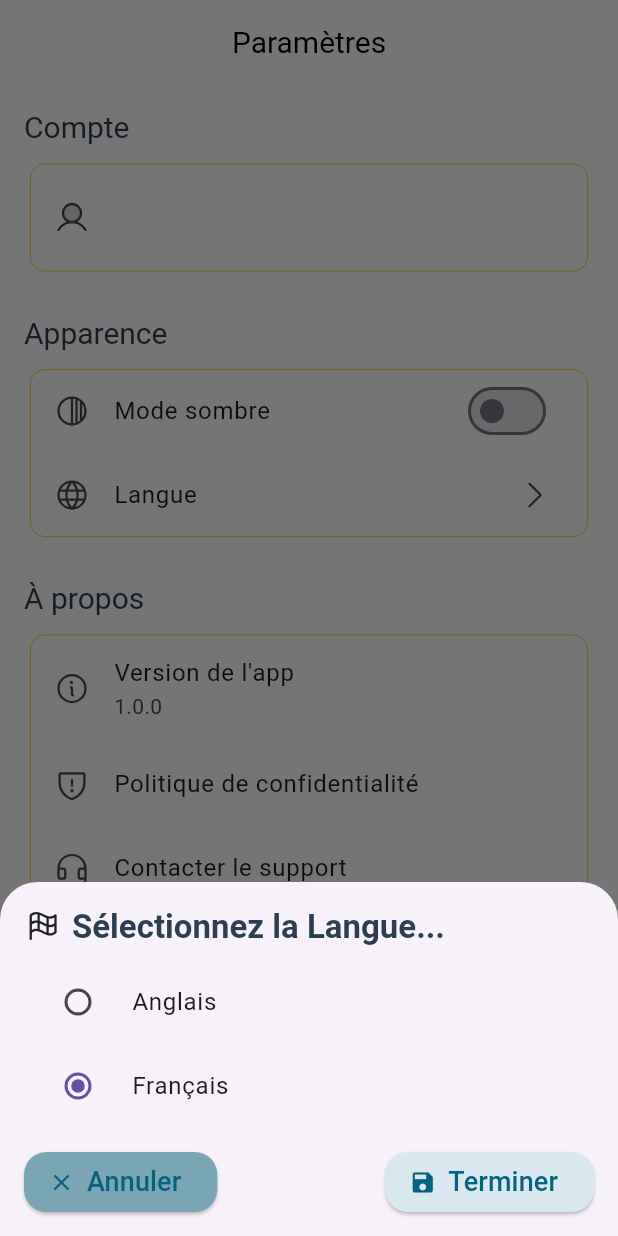
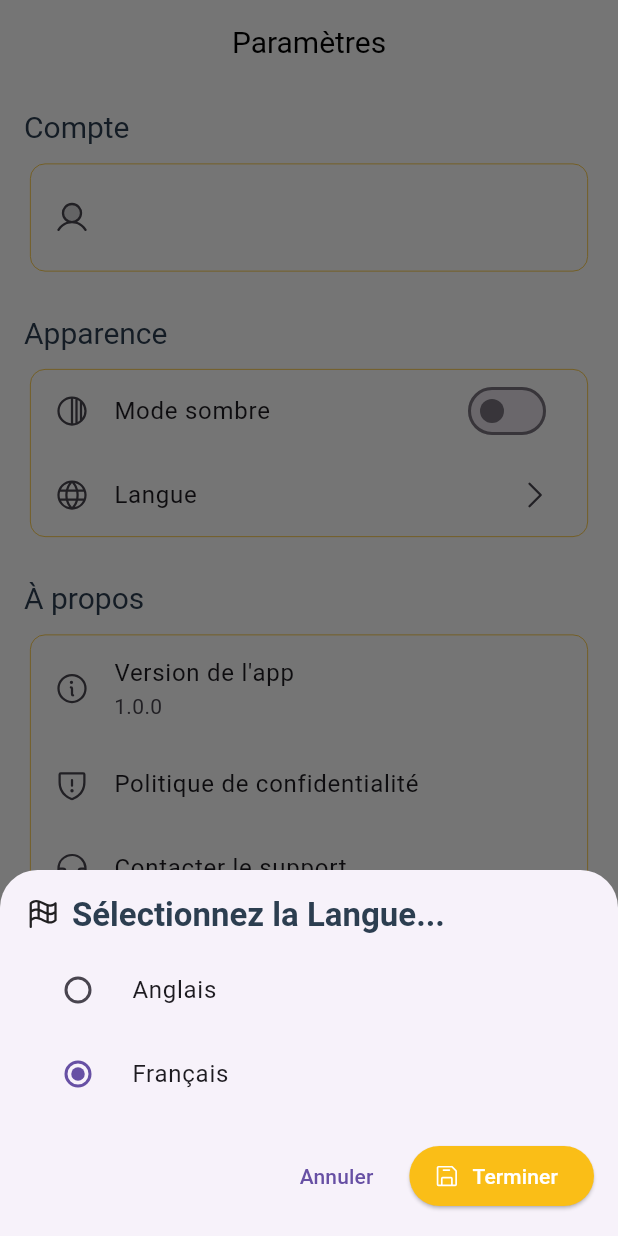
Before and after one commit to Alwil17/rate-master, a Flutter app: the SettingsScreen screen opened by its route, after a tap on "Langue", on a phone screen of 412 x 824 dp. Run offline on Flutter 3.47's test engine with Material 3 defaults, Android fonts, the light colour scheme and no system bars; our stand-ins replace fl_chart, flutter_easyloading, go_router, package_info_plus, phosphor_flutter, shared_preferences; accounts and stored records are empty; generated files the repository leaves out were written again.

Commit message:
Changed buttons for language dialog

```diff
--- a/lib/screens/settings/widgets/language_selection_dialog.dart
+++ b/lib/screens/settings/widgets/language_selection_dialog.dart
@@ -1,6 +1,7 @@
 import 'package:flutter/material.dart';
 import 'package:flutter_gen/gen_l10n/app_localizations.dart';
 import 'package:phosphor_flutter/phosphor_flutter.dart';
+import 'package:rate_master/shared/theme/theme.dart';
 
 class LanguageSelectionDialog extends StatefulWidget {
   final String defaultLocale;
@@ -53,43 +54,7 @@
           const SizedBox(height: 16),
 
           // Apply Button
-          Center(
-              child: SizedBox(
-            height: 40,
-            child: Row(
-              mainAxisAlignment: MainAxisAlignment.spaceBetween,
-              children: [
-                ElevatedButton.icon(
-                  onPressed: () => Navigator.of(context).pop(),
-                  style: ElevatedButton.styleFrom(
-                    backgroundColor: Color(0xff79a5b4),
-                    shape: RoundedRectangleBorder(
-                        borderRadius: BorderRadius.circular(15)),
-                  ),
-                  icon: Icon(Icons.close, color: Color(0xff056380)),
-                  label: Text(
-                    AppLocalizations.of(context)!.cancel,
-                    style:
-                        const TextStyle(fontSize: 18, color: Color(0xff056380)),
-                  ),
-                ),
-                ElevatedButton.icon(
-                  onPressed: () => Navigator.pop(context, selecttedlanguage),
-                  style: ElevatedButton.styleFrom(
-                    backgroundColor: Color(0xffd9e8ee),
-                    shape: RoundedRectangleBorder(
-                        borderRadius: BorderRadius.circular(15)),
-                  ),
-                  icon: Icon(Icons.save, color: Color(0xff056380)),
-                  label: Text(
-                    AppLocalizations.of(context)!.end,
-                    style:
-                        const TextStyle(fontSize: 18, color: Color(0xff056380)),
-                  ),
-                )
-              ],
-            ),
-          )),
+          _buildCancelAndEndButtons(),
         ],
       ),
     );
@@ -115,4 +80,35 @@
               .copyWith(fontWeight: FontWeight.bold, fontSize: 22)),
     ]));
   }
+
+  Widget _buildCancelAndEndButtons() {
+    final locale = AppLocalizations.of(context)!;
+
+    return Row(
+      mainAxisAlignment: MainAxisAlignment.end,
+      children: [
+        /// Edit button
+        TextButton(
+          onPressed: () => Navigator.of(context).pop(false),
+          child: Text(AppLocalizations.of(context)!.cancel),
+        ),
+
+        const SizedBox(width: 12),
+
+        /// End button
+        ElevatedButton.icon(
+          icon: const PhosphorIcon(PhosphorIconsRegular.floppyDisk, color: Colors.white),
+          label: Text(locale.end,
+              style: const TextStyle(color: Colors.white)),
+          style: ElevatedButton.styleFrom(
+            backgroundColor: AppColors.accent,
+            shape: RoundedRectangleBorder(
+              borderRadius: BorderRadius.circular(20),
+            ),
+          ),
+          onPressed: () => Navigator.pop(context, selecttedlanguage),
+        ),
+      ],
+    );
+  }
 }
```
